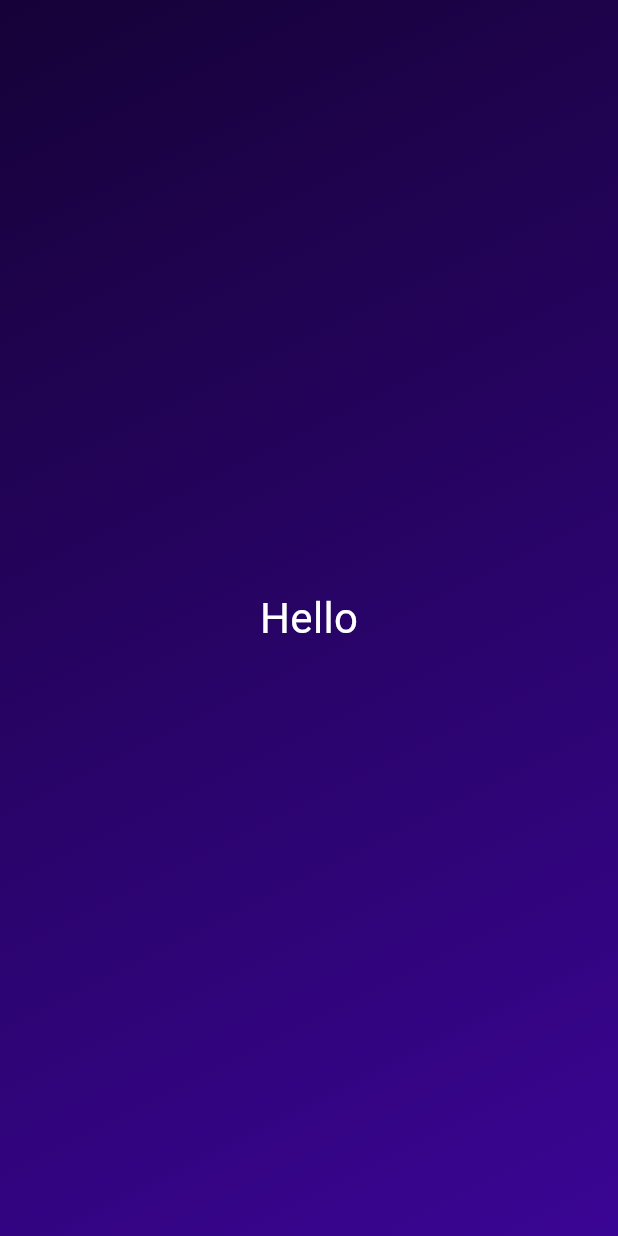
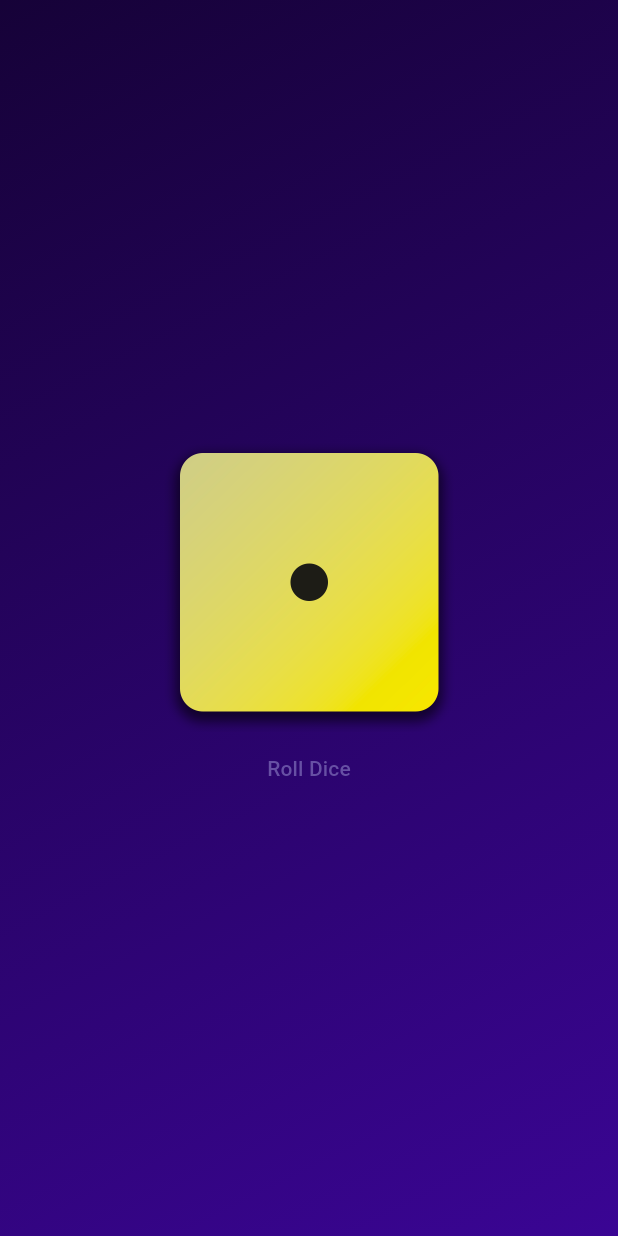
Before and after one commit to pulpetto/Roll-Dice-App, a Flutter app: the screen it shows after launch, on a phone screen of 412 x 824 dp. Run offline on Flutter 3.47's test engine with Material 3 defaults, Android fonts, the phone set to English and light mode, and no system bars.

Commit message:
add method

```diff
--- a/lib/gradient_container.dart
+++ b/lib/gradient_container.dart
@@ -1,10 +1,11 @@
 import 'package:flutter/material.dart';
-import 'package:roll_dice_app/styled_text.dart';
 
 class GradientContainer extends StatelessWidget {
   const GradientContainer(this.colors, {super.key});
 
   final List<Color> colors;
+
+  void rollDice() {}
 
   @override
   Widget build(BuildContext context) {
@@ -16,7 +17,15 @@ class GradientContainer extends StatelessWidget {
           end: Alignment.bottomRight,
         ),
       ),
-      child: const Center(child: StyledText('Hello')),
+      child: Center(
+        child: Column(
+          mainAxisSize: MainAxisSize.min,
+          children: [
+            Image.asset('assets/images/dice-1.png', width: 200),
+            TextButton(onPressed: rollDice, child: Text('Roll Dice')),
+          ],
+        ),
+      ),
     );
   }
 }
```
